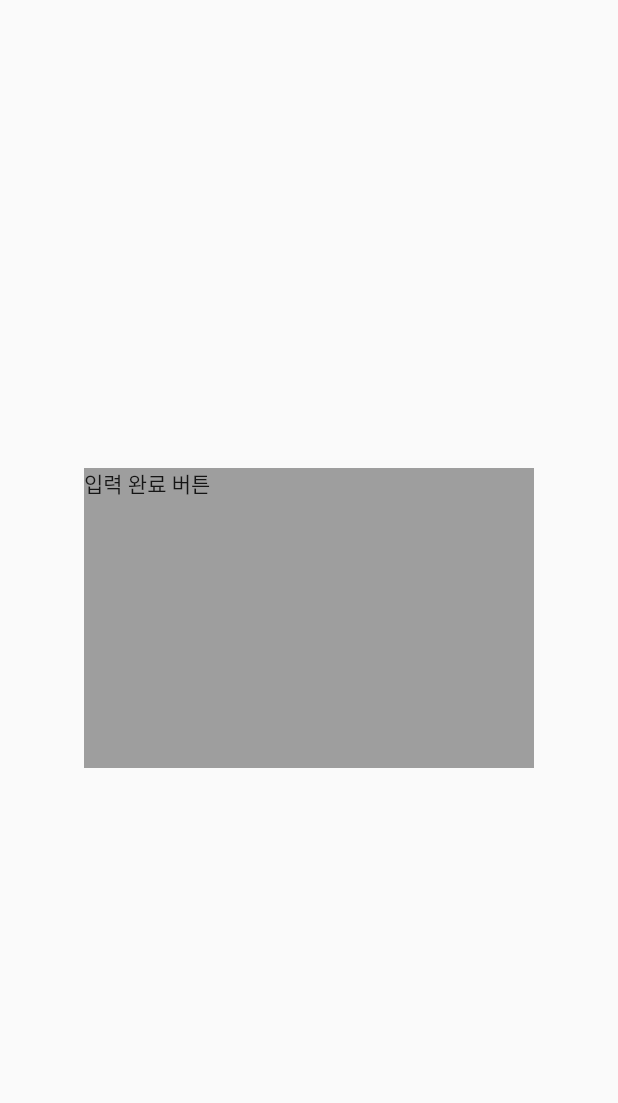
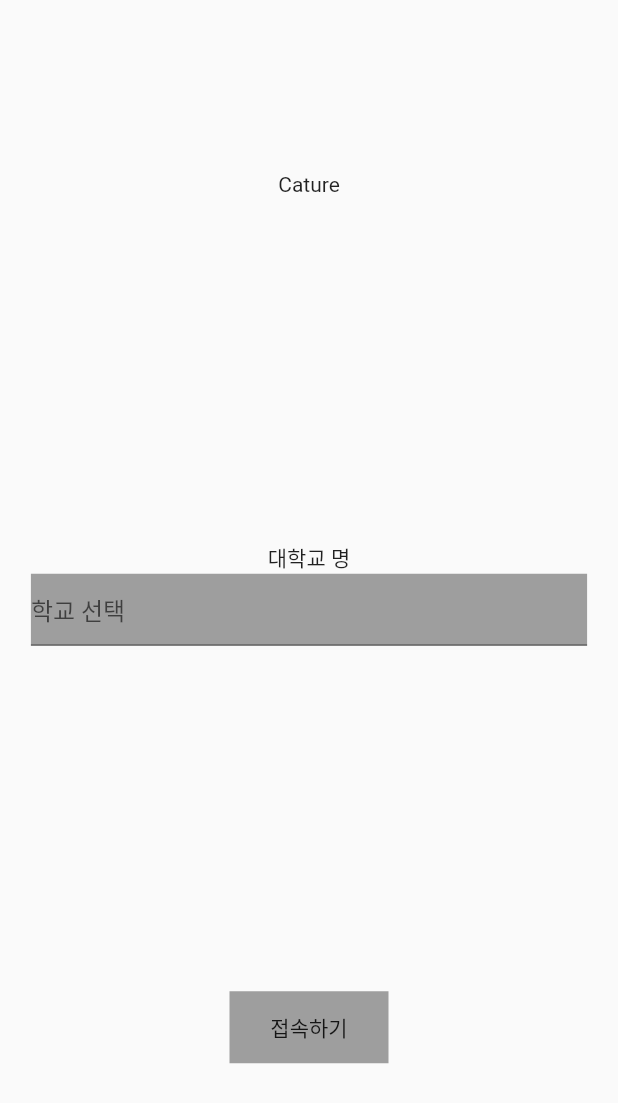
Before and after one commit to five-invincibles/front, a Flutter app: the InsertInfo screen opened by its route, on a phone screen of 412 x 824 dp. Shown: the top 1103 px of the screen. Run offline on Flutter 3.47's test engine with Material 2 defaults, Android fonts, the phone set to English and light mode, and no system bars; drawn by our look-alikes of searchfield; our stand-ins replace flutter_dotenv, get; missing offline and left inert: kakao_flutter_sdk.

Commit message:
Save temporary insert info page

```diff
--- a/lib/View/insert_info_page.dart
+++ b/lib/View/insert_info_page.dart
@@ -2,15 +2,55 @@ import 'package:flutter/material.dart';
 import 'package:front/Controller/init_page_controller.dart';
 import 'package:front/View/main_page.dart';
 import 'package:get/get.dart';
+import 'package:searchfield/searchfield.dart';
 
 class InsertInfo extends GetView<InitPageController> {
-  const InsertInfo({Key? key}) : super(key: key);
+  InsertInfo({Key? key}) : super(key: key);
 
+  final _searchController = TextEditingController();
+  final List<String> _suggestions = [
+    '충북대학교',
+    '한림대학교',
+    '연세대학교',
+    '단국대학교',
+    '우송대학교',
+  ];
   @override
   Widget build(BuildContext context) {
+    double screenwidth = MediaQuery.of(context).size.width;
+
     return Scaffold(
       body: Center(
-        child: GestureDetector(
+        child: Column(
+          mainAxisAlignment: MainAxisAlignment.spaceAround,
+          children: [
+            Text("Cature"),
+            Column(
+              children: [
+                Text("대학교 명"),
+                Container(
+                  width: screenwidth * 0.9,
+                  color: Colors.grey,
+                  child: SearchField(
+                    suggestionState: Suggestion.expand,
+                    suggestionAction: SuggestionAction.next,
+                    suggestions: _suggestions
+                        .map((e) => SearchFieldListItem(e))
+                        .toList(),
+                    textInputAction: TextInputAction.next,
+                    controller: _searchController,
+                    hint: '학교 선택',
+                    maxSuggestionsInViewPort: 8,
+                    itemHeight: 50,
+                    onSuggestionTap: (x) {},
+                    searchInputDecoration: InputDecoration(
+
+                    ),
+                  ),
+                ),
+              ],
+            ),
+            GestureDetector(
               onTap: () {
                 Navigator.pushAndRemoveUntil(
                     context,
@@ -18,11 +58,14 @@ class InsertInfo extends GetView<InitPageController> {
                     (route) => false);
               },
               child: Container(
-            height: 200,
-            width: 300,
-            child: Text("입력 완료 버튼"),
+                alignment: Alignment.center,
+                width: 106,
+                height: 48,
+                child: Text("접속하기"),
                 color: Colors.grey,
               ),
+            ),
+          ],
         ),
       ),
     );
--- a/lib/main.dart
+++ b/lib/main.dart
@@ -59,7 +59,7 @@ class MyApp extends StatelessWidget {
             bindings: [
               BindingsBuilder.put(() => CommonBoardController()),
             ]),
-        GetPage(name: '/insertInfo', page: () => const InsertInfo(), bindings: [
+        GetPage(name: '/insertInfo', page: () => InsertInfo(), bindings: [
           BindingsBuilder.put(() => InsertInfoPageController()),
         ]),
         GetPage(name: '/login', page: () => const KakaoLogin(), bindings: [
--- a/pubspec.yaml
+++ b/pubspec.yaml
@@ -19,6 +19,7 @@ dependencies:
   image_picker: ^0.8.5+3
   exif: ^3.1.1
   flutter_dotenv: ^5.0.2
+  searchfield: ^0.6.6
 
 dev_dependencies:
   flutter_test:
```
Also changed, not shown: pubspec.lock. Lines whose indentation alone changed are shown as unchanged.
